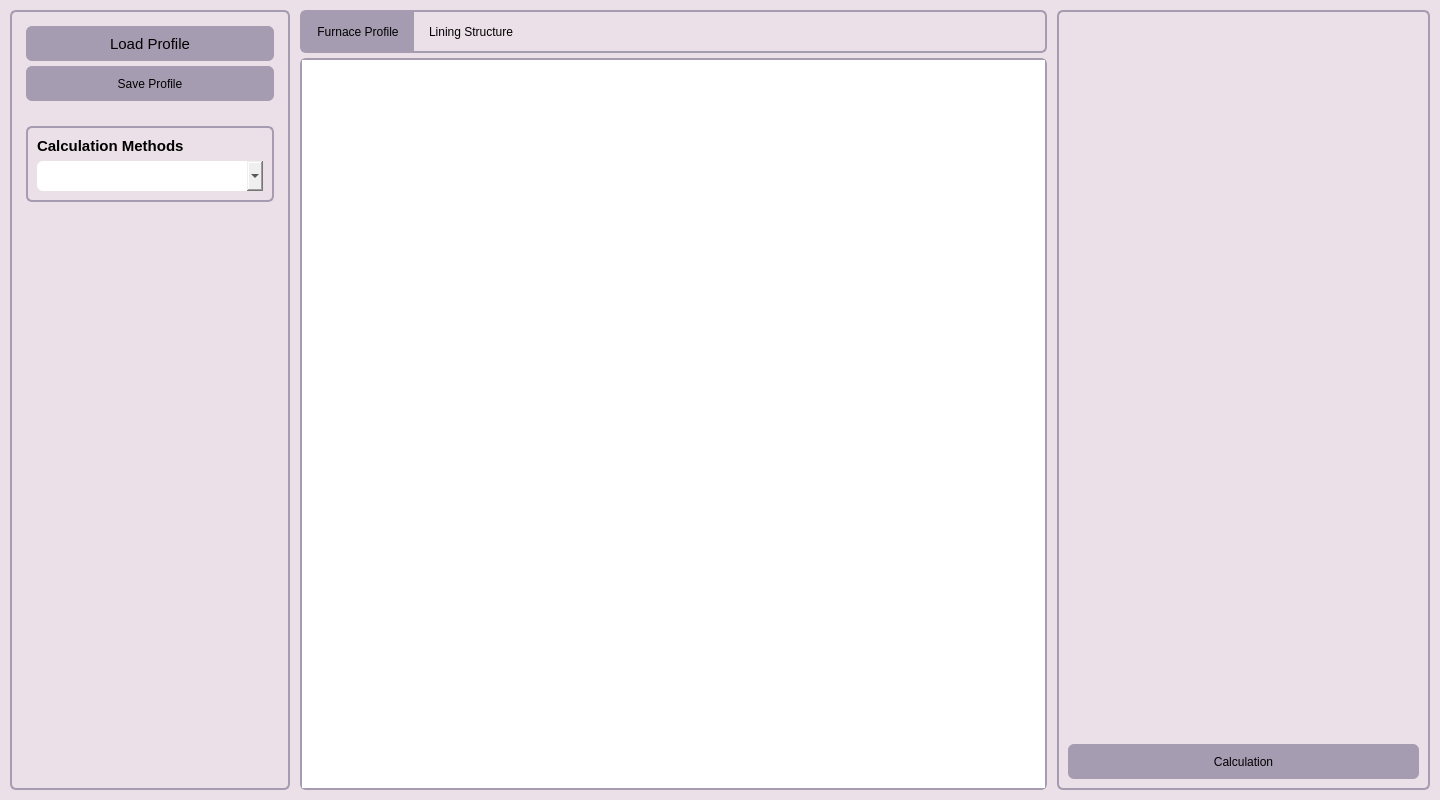
Before: the Qt Designer form src/view/main_window.ui in Percyvalle/Furnix, drawn with Qt 5.
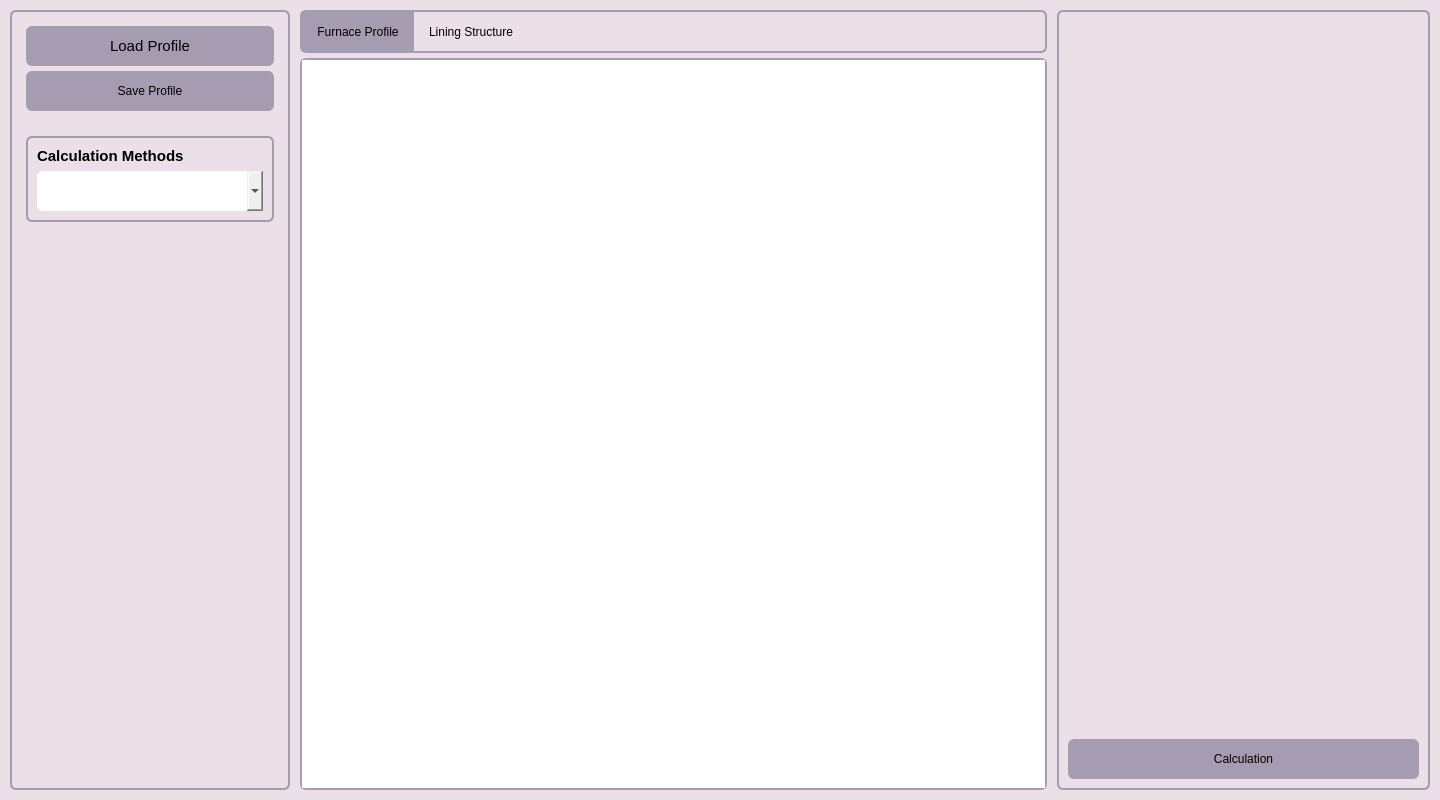
After: the same form once the commit is applied. Custom widgets are drawn as their Qt base class.

```diff
--- a/src/view/main_window.ui
+++ b/src/view/main_window.ui
@@ -26,19 +26,20 @@
 }
 
 QMainWindow {
-	font: 500 11pt &quot;Segoe UI&quot;;
+	font: 500 12pt &quot;Segoe UI&quot;;
 	background-color: rgb(235,224,231);
 }
 
 QLineEdit {
 	border: 2px solid rgb(166,156,177);
 	border-radius: 6px;
+	height: 40px;
 }
 
 QPushButton {
 	border-radius: 6px;
 	background-color: rgb(166,156,177);
-	height: 35px;
+	height: 40px;
 	font: 600 11pt &quot;Segoe UI&quot;;
 	color: black;
 }
@@ -55,24 +56,28 @@
 QComboBox {
 		border-radius: 6px;
 		border: 2px solid rgb(166,156,177);
-		height: 30px;
-		font: 500 11pt &quot;Segoe UI&quot;;
+		height: 40px;
+		font: 500 12pt &quot;Segoe UI&quot;;
 		color: black;
 		padding-left: 10px;
 }
 
 QLabel {
 	border: 0;
-	font: 500 11pt &quot;Segoe UI&quot;;
+	font: 500 12pt &quot;Segoe UI&quot;;
 	color: black;
 }
 
 QLineEdit {
 	border: 0;
-	font: 500 11pt &quot;Segoe UI&quot;;
+	font: 500 12pt &quot;Segoe UI&quot;;
 	color: black;
  	height: 25px;
 	padding-left: 10px;
+}
+
+QScrollArea {
+	background-color: rgb(235,224,231);
 }</string>
   </property>
   <widget class="QWidget" name="centralwidget">
@@ -486,22 +491,6 @@
              <widget class="QWidget" name="page_8"/>
             </widget>
            </item>
-           <item>
-            <spacer name="verticalSpacer_3">
-             <property name="orientation">
-              <enum>Qt::Orientation::Vertical</enum>
-             </property>
-             <property name="sizeType">
-              <enum>QSizePolicy::Policy::MinimumExpanding</enum>
-             </property>
-             <property name="sizeHint" stdset="0">
-              <size>
-               <width>20</width>
-               <height>40</height>
-              </size>
-             </property>
-            </spacer>
-           </item>
            <item>
             <widget class="QPushButton" name="calcualtion_furnace_profile">
              <property name="sizePolicy">
```
